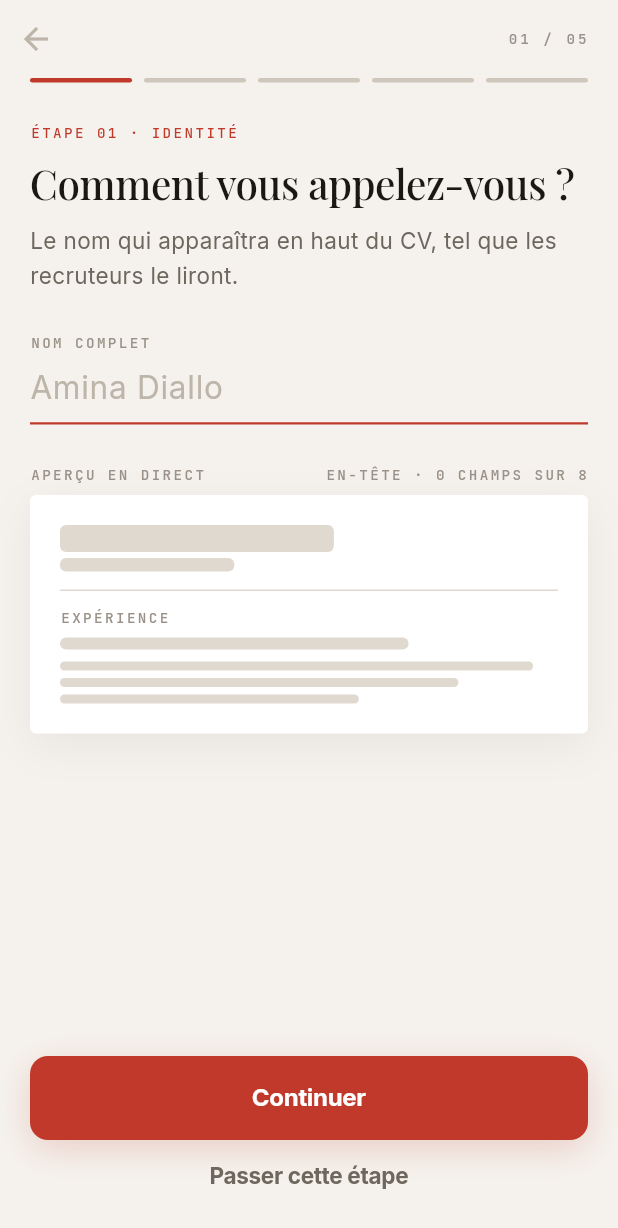
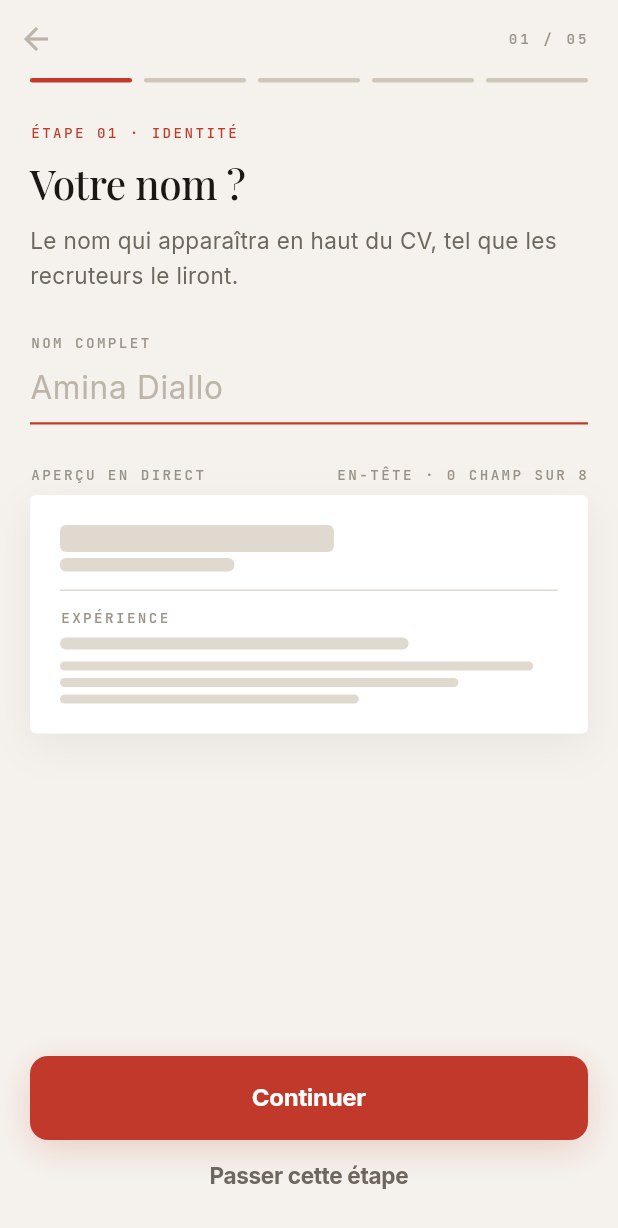
Before and after one commit to Ngartoudjina/CV-Generator-with-flutter, a Flutter app: the screen it shows after launch, after a tap on an icon or button, on a phone screen of 412 x 824 dp. Shown: the top 1228 px of the screen. Run offline on Flutter 3.47's test engine with Material 3 defaults, Android fonts, the phone set to English and light mode, and no system bars; our stand-ins replace pdf, printing, shared_preferences.

Commit message:
Onboarding : accord du compteur et césure du titre
« 1 CHAMPS SUR 8 » manquait l'accord au singulier — visible dès la
première frappe, à l'endroit précis où le compteur porte l'idée de
l'écran.

« Comment vous appelez-vous ? » se coupait en « appelez-/vous ? ». Une
césure sur trait d'union passe mal en serif de titre ; « Votre nom ? »
tient sur une ligne et s'accorde au registre des autres étapes.

```diff
--- a/flutter_app/lib/screens/onboarding/onboarding_flow.dart
+++ b/flutter_app/lib/screens/onboarding/onboarding_flow.dart
@@ -33,7 +33,7 @@ class _OnboardingFlowState extends State<OnboardingFlow> {
   static const _steps = <_StepSpec>[
     _StepSpec(
       label: 'IDENTITÉ',
-      question: 'Comment vous appelez-vous ?',
+      question: 'Votre nom ?',
       hint: 'Le nom qui apparaîtra en haut du CV, tel que les recruteurs '
           'le liront.',
       fieldLabel: 'NOM COMPLET',
@@ -201,10 +201,15 @@ class _OnboardingFlowState extends State<OnboardingFlow> {
                     mainAxisAlignment: MainAxisAlignment.spaceBetween,
                     children: [
                       const Text('APERÇU EN DIRECT', style: Mono.overline),
-                      Text(
-                        '${spec.previewLabel} · '
-                        '${_filledFields(model.cvData)} CHAMPS SUR 8',
-                        style: Mono.overline,
+                      Builder(
+                        builder: (_) {
+                          final n = _filledFields(model.cvData);
+                          return Text(
+                            '${spec.previewLabel} · $n '
+                            'CHAMP${n > 1 ? "S" : ""} SUR 8',
+                            style: Mono.overline,
+                          );
+                        },
                       ),
                     ],
                   ),
```
Also changed, not shown: 1 other file.
